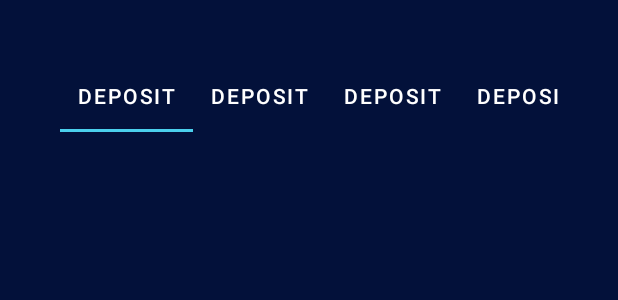
After one commit to bandreit/SEP4, an Android app: the layout home_activity.xml on its own in the app's theme, with its tools: preview values and no code run, on a phone screen of 412 x 824 dp. The commit adds this screen. Shown: the top 300 px of the screen. Run offline under Robolectric (Android 15) with nearby library versions, the phone set to English and light mode, and no system bars.

Commit message:
implement the tab layout

```diff
--- a/app/app/src/main/java/com/warehouse/MainActivity.java
+++ b/app/app/src/main/java/com/warehouse/MainActivity.java
@@ -9,6 +9,6 @@ public class MainActivity extends AppCompatActivity {
     @Override
     protected void onCreate(Bundle savedInstanceState) {
         super.onCreate(savedInstanceState);
-        setContentView(R.layout.login_activity);
+        setContentView(R.layout.home_activity);
     }
 }
--- /dev/null
+++ b/app/app/src/main/res/layout/home_activity.xml
@@ -0,0 +1,57 @@
+<?xml version="1.0" encoding="utf-8"?>
+<androidx.constraintlayout.widget.ConstraintLayout xmlns:android="http://schemas.android.com/apk/res/android"
+    xmlns:app="http://schemas.android.com/apk/res-auto"
+    xmlns:tools="http://schemas.android.com/tools"
+    android:layout_width="match_parent"
+    android:layout_height="match_parent"
+    android:background="@color/blue_900"
+    android:padding="40dp">
+
+
+    <com.google.android.material.tabs.TabLayout
+        android:layout_width="match_parent"
+        android:layout_height="wrap_content"
+        android:background="@color/transparent"
+        app:layout_constraintEnd_toEndOf="parent"
+        app:layout_constraintStart_toStartOf="parent"
+        app:layout_constraintTop_toTopOf="parent"
+        app:tabIndicatorColor="@color/teal_400"
+        app:tabMode="scrollable"
+        app:tabTextColor="@color/white">
+
+        <com.google.android.material.tabs.TabItem
+            android:layout_width="wrap_content"
+            android:layout_height="wrap_content"
+            android:text="Deposit" />
+
+        <com.google.android.material.tabs.TabItem
+            android:layout_width="wrap_content"
+            android:layout_height="wrap_content"
+            android:text="Deposit" />
+
+        <com.google.android.material.tabs.TabItem
+            android:layout_width="wrap_content"
+            android:layout_height="wrap_content"
+            android:text="Deposit" />
+
+        <com.google.android.material.tabs.TabItem
+            android:layout_width="wrap_content"
+            android:layout_height="wrap_content"
+            android:text="Deposit" />
+
+        <com.google.android.material.tabs.TabItem
+            android:layout_width="wrap_content"
+            android:layout_height="wrap_content"
+            android:text="Deposit" />
+
+        <com.google.android.material.tabs.TabItem
+            android:layout_width="wrap_content"
+            android:layout_height="wrap_content"
+            android:text="Deposit" />
+
+        <com.google.android.material.tabs.TabItem
+            android:layout_width="wrap_content"
+            android:layout_height="wrap_content"
+            android:text="Deposit" />
+    </com.google.android.material.tabs.TabLayout>
+</androidx.constraintlayout.widget.ConstraintLayout>
--- a/app/app/src/main/res/values/colors.xml
+++ b/app/app/src/main/res/values/colors.xml
@@ -6,4 +6,5 @@
     <color name="black">#FF000000</color>
     <color name="white">#FFFFFFFF</color>
     <color name="white_400">#66FFFFFF</color>
+    <color name="transparent">#00ffffff</color>
 </resources>
```
